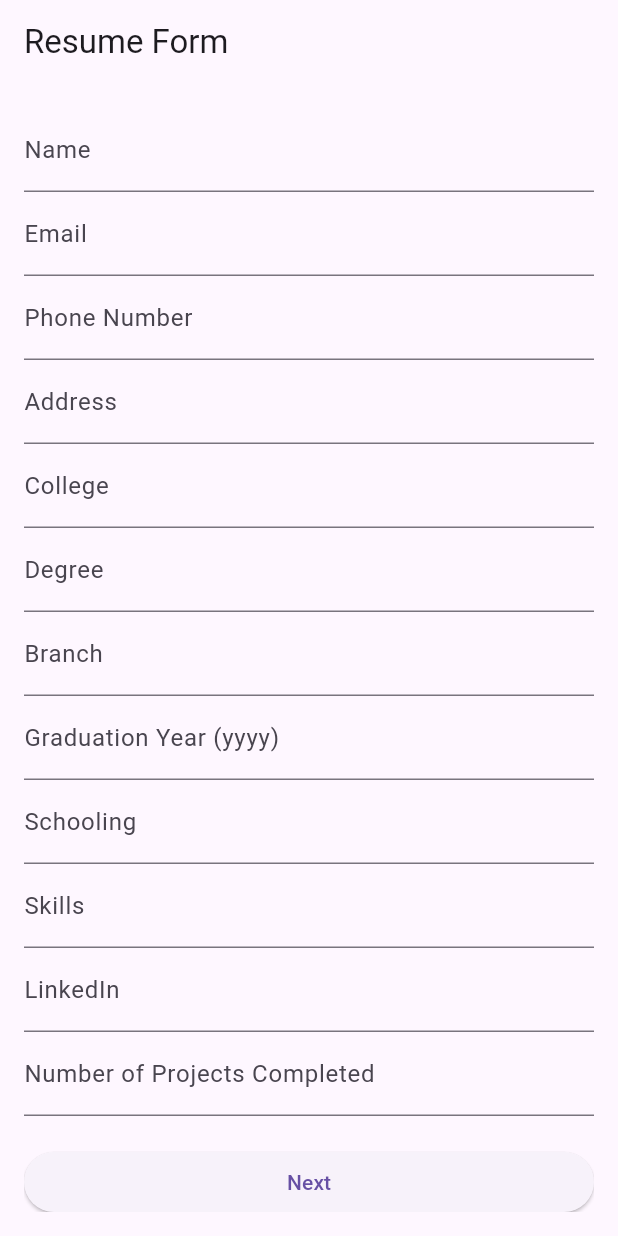
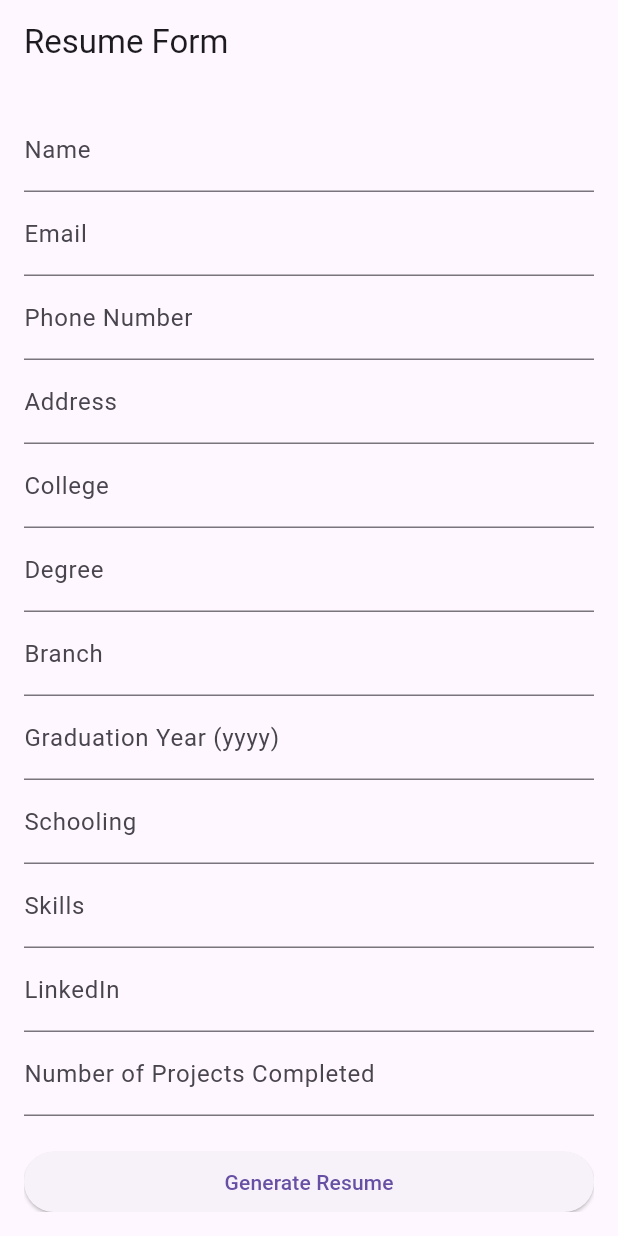
Before and after one commit to BugRuster/todo, a Flutter app: the ResumeFormPage screen opened directly, on a phone screen of 412 x 824 dp. Run offline on Flutter 3.47's test engine with Material 3 defaults, Android fonts, the phone set to English and light mode, and no system bars; our stand-ins replace get, pin_code_fields.

Commit message:
Button Bug

```diff
--- a/lib/AppScreensMain/ResumeMaking.dart
+++ b/lib/AppScreensMain/ResumeMaking.dart
@@ -184,7 +184,7 @@ class _ResumeFormPageState extends State<ResumeFormPage> {
                     );
                   }
                 },
-                child: Text('Next'),
+                child: Text("Generate Resume"),
               ),
             ],
           ),
```
